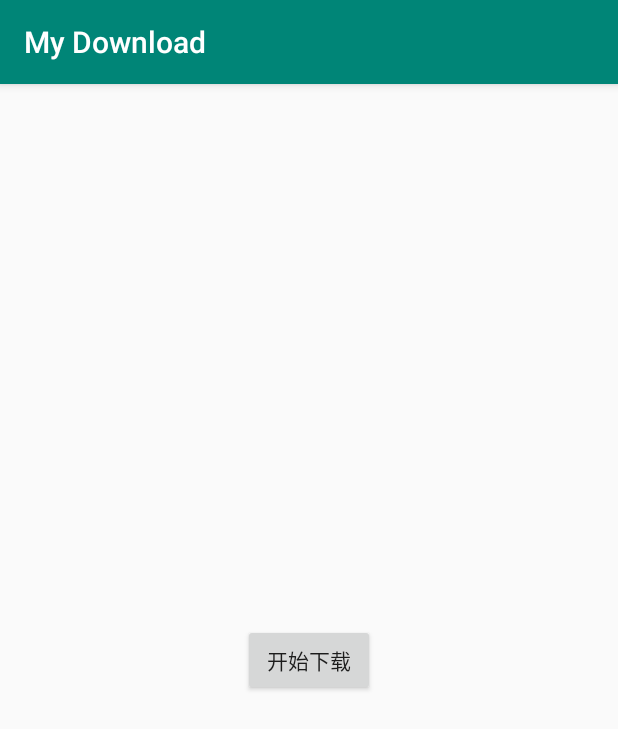
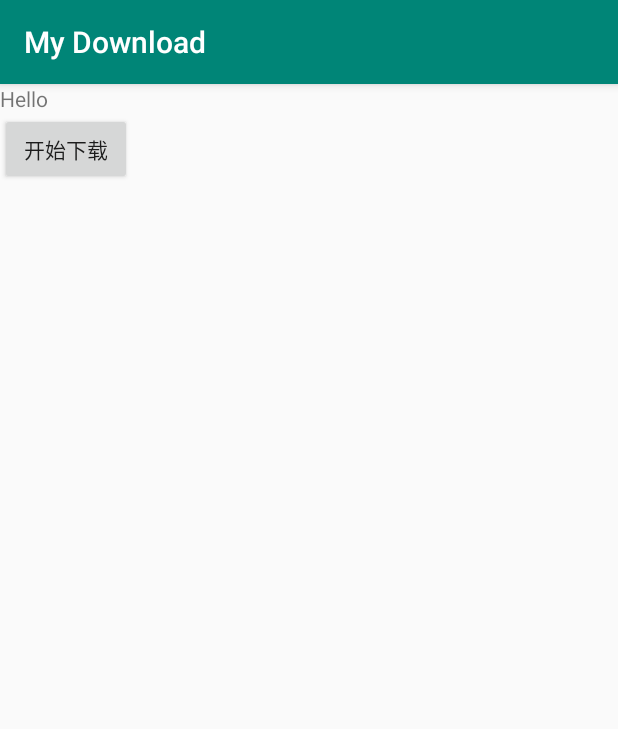
Before and after one commit to yongtiger/android-Download, an Android app: the screen it shows after launch (MainActivity), after a tap on "开始下载", on a phone screen of 412 x 824 dp. Shown: the top 729 px of the screen. Run offline under Robolectric (Android 15) with nearby library versions, the phone set to English and light mode, and no system bars.

Commit message:
[子线程访问UI线程：发送下载结束消息]

```diff
--- a/app/src/main/java/cc/brainbook/study/mydownload/MainActivity.java
+++ b/app/src/main/java/cc/brainbook/study/mydownload/MainActivity.java
@@ -8,6 +8,7 @@ import android.support.v4.content.ContextCompat;
 import android.support.v7.app.AppCompatActivity;
 import android.os.Bundle;
 import android.view.View;
+import android.widget.TextView;
 
 import java.io.File;
 
@@ -16,10 +17,14 @@ import cc.brainbook.study.mydownload.download.HttpURLConnectionDownload;
 public class MainActivity extends AppCompatActivity {
     public static final String DOWNLOAD_PATH = Environment.getExternalStorageDirectory().getAbsolutePath() + "/Downloads/";
 
+    public TextView mTextView;
+
     @Override
     protected void onCreate(Bundle savedInstanceState) {
         super.onCreate(savedInstanceState);
         setContentView(R.layout.activity_main);
+
+        mTextView = findViewById(R.id.tvTextView);
 
         ///Android 6.0以上版本必须动态设置权限
         if (ContextCompat.checkSelfPermission(MainActivity.this,
@@ -32,8 +37,8 @@ public class MainActivity extends AppCompatActivity {
     }
 
     public void startDownload(View view) {
-        ///实例化HttpURLConnectionDownload，并开始下载
-        HttpURLConnectionDownload httpURLConnectionDownload = new HttpURLConnectionDownload();
+        ///实例化HttpURLConnectionDownload时传入Activity引用，方便操作view
+        HttpURLConnectionDownload httpURLConnectionDownload = new HttpURLConnectionDownload(this);
         httpURLConnectionDownload.download("http://23.237.10.182/ljdy_v1.0.1.apk",
                 "ljdy_v1.0.1.apk",
                 DOWNLOAD_PATH);
--- a/app/src/main/java/cc/brainbook/study/mydownload/download/HttpURLConnectionDownload.java
+++ b/app/src/main/java/cc/brainbook/study/mydownload/download/HttpURLConnectionDownload.java
@@ -1,7 +1,12 @@
 package cc.brainbook.study.mydownload.download;
 
+import android.app.Activity;
+import android.content.Context;
+import android.os.Handler;
+import android.os.Message;
+import android.util.Log;
+
 import org.jetbrains.annotations.NotNull;
-import org.jetbrains.annotations.Nullable;
 
 import java.io.BufferedInputStream;
 import java.io.File;
@@ -9,35 +14,30 @@ import java.io.FileNotFoundException;
 import java.io.FileOutputStream;
 import java.io.IOException;
 import java.io.InputStream;
+import java.lang.ref.WeakReference;
 import java.net.HttpURLConnection;
 import java.net.MalformedURLException;
 import java.net.URL;
 
+import cc.brainbook.study.mydownload.MainActivity;
+
 public class HttpURLConnectionDownload {
-    public void download(@NotNull final String fileUrl,
-                         @NotNull final String fileName,
-                         @NotNull final String savePath) {
+    private static final String TAG = "TAG";
+    private static final int DOWNLOAD_COMPLETE = 1;
 
-        download(fileUrl, fileName, savePath, 10000);
-    }
+    private Context mContext;
 
-    public void download(@NotNull final String fileUrl,
-                         @NotNull final String fileName,
-                         @NotNull final String savePath,
-                         final int connectTimeout) {
-        ///网络访问等耗时操作必须在子线程，否则阻塞主线程
-        new Thread(new Runnable() {
-            @Override
-            public void run() {
-                innerDownload(fileUrl, fileName, savePath, connectTimeout);
-            }
-        }).start();
+    public HttpURLConnectionDownload(Context context) {
+        mContext = context;
+        ///注意：外部类成员变量不能初始化为静态内部类实例！此时尚未执行外部类的构造方法，即mContext为null
+        ///所以要在外部类的构造方法中赋值外部类成员变量
+        mHandler = new MyHandler((MainActivity) mContext);
     }
 
     private void innerDownload(@NotNull String fileUrl,
-                         @NotNull String fileName,
-                         @NotNull String savePath,
-                         int connectTimeout) {
+                               @NotNull String fileName,
+                               @NotNull String savePath,
+                               int connectTimeout) {
 
         HttpURLConnection connection = null;
         InputStream inputStream = null;
@@ -68,6 +68,42 @@ public class HttpURLConnectionDownload {
                     ///写入字节缓冲区内容到文件输出流
                     fileOutputStream.write(bytes, 0, length);
                 }
+
+                /* ------------ [子线程访问UI线程：发送下载结束消息] ------------ */
+
+//                ///子线程访问UI线程方式之Activity.runOnUiThread
+//                ((MainActivity) mContext).runOnUiThread(new Runnable() {
+//                    @Override
+//                    public void run() {
+//                        ((MainActivity) mContext).mTextView.setText("DOWNLOAD_COMPLETE");
+//                    }
+//                });
+
+//                ///子线程访问UI线程方式之Handler.post+Runnable
+//                mHandler.post(new Runnable() {
+//                    @Override
+//                    public void run() {
+//                        ((MainActivity) mContext).mTextView.setText("DOWNLOAD_COMPLETE");
+//                    }
+//                });
+
+//                ///子线程访问UI线程方式之Handler.sendMessage
+//                //Message msg = new Message();///不推荐！
+//                Message msg = Message.obtain();///推荐！
+//                msg.what = DOWNLOAD_COMPLETE;
+//                Log.d(TAG, "HttpURLConnectionDownload#innerDownload(): mHandler.sendMessage(msg); msg.what = DOWNLOAD_COMPLETE");
+//                mHandler.sendMessage(msg);
+
+                ///子线程访问UI线程方式之Handler.sendEmptyMessage
+                ///适合当消息中无msg.obj，而仅有msg.what的情况
+//                Log.d(TAG, "HttpURLConnectionDownload#innerDownload(): mHandler.sendEmptyMessage(DOWNLOAD_COMPLETE);");
+//                mHandler.sendEmptyMessage(DOWNLOAD_COMPLETE);
+
+                ///子线程访问UI线程方式之Handler.obtainMessage
+                ///适合当消息中有msg.obj，而还有msg.what的情况
+                Log.d(TAG, "HttpURLConnectionDownload#innerDownload(): mHandler.obtainMessage(DOWNLOAD_COMPLETE, null);");
+                mHandler.obtainMessage(DOWNLOAD_COMPLETE, null).sendToTarget();
+
             }
         } catch (MalformedURLException e) { ///URL
             e.printStackTrace();
@@ -91,4 +127,70 @@ public class HttpURLConnectionDownload {
             }
         }
     }
+
+    public void download(@NotNull final String fileUrl,
+                         @NotNull final String fileName,
+                         @NotNull final String savePath) {
+
+        download(fileUrl, fileName, savePath, 10000);
+    }
+
+    public void download(@NotNull final String fileUrl,
+                         @NotNull final String fileName,
+                         @NotNull final String savePath,
+                         final int connectTimeout) {
+        ///网络访问等耗时操作必须在子线程，否则阻塞主线程
+        new Thread(new Runnable() {
+            @Override
+            public void run() {
+                innerDownload(fileUrl, fileName, savePath, connectTimeout);
+            }
+        }).start();
+    }
+
+    ///注意：This Handler class should be static or leaks might occur (anonymous android.os.Handler)
+//    private Handler mHandler = new Handler() {
+//        @Override
+//        public void handleMessage(Message msg) {
+//            switch (msg.what) {
+//                case DOWNLOAD_COMPLETE:
+//                    Log.d(TAG, "HttpURLConnectionDownload#handleMessage(): msg.what = DOWNLOAD_COMPLETE");
+//
+//                    ///更新UI线程
+//                    ((MainActivity) mContext).mTextView.setText("DOWNLOAD_COMPLETE");
+//
+//                    break;
+//            }
+//            super.handleMessage(msg);
+//        }
+//    };
+    static class MyHandler extends Handler {
+        WeakReference<Activity> mWeakReference;
+
+        MyHandler(Activity activity) {
+            mWeakReference = new WeakReference<>(activity);
+        }
+
+        @Override
+        public void handleMessage(Message msg) {
+            final Activity activity = mWeakReference.get();
+            if (activity != null) {
+                switch (msg.what) {
+                    case DOWNLOAD_COMPLETE:
+                        Log.d(TAG, "HttpURLConnectionDownload#handleMessage(): msg.what = DOWNLOAD_COMPLETE");
+
+                        ///更新UI线程
+                        ((MainActivity) activity).mTextView.setText("DOWNLOAD_COMPLETE");
+
+                        break;
+                }
+            }
+        }
+    }
+
+    ///注意：外部类成员变量不能初始化为静态内部类实例！此时尚未执行外部类的构造方法，即mContext为null
+    ///所以要在外部类的构造方法中赋值外部类成员变量
+//    private Handler mHandler = new MyHandler((MainActivity) mContext);
+    private Handler mHandler;
+
 }
--- a/app/src/main/res/layout/activity_main.xml
+++ b/app/src/main/res/layout/activity_main.xml
@@ -1,19 +1,23 @@
 <?xml version="1.0" encoding="utf-8"?>
-<android.support.constraint.ConstraintLayout xmlns:android="http://schemas.android.com/apk/res/android"
+<LinearLayout xmlns:android="http://schemas.android.com/apk/res/android"
     xmlns:app="http://schemas.android.com/apk/res-auto"
     xmlns:tools="http://schemas.android.com/tools"
     android:layout_width="match_parent"
     android:layout_height="match_parent"
+    android:orientation="vertical"
     tools:context=".MainActivity">
+
+    <TextView
+        android:id="@+id/tvTextView"
+        android:layout_width="wrap_content"
+        android:layout_height="wrap_content"
+        android:text="Hello"/>
 
     <Button
         android:layout_width="wrap_content"
         android:layout_height="wrap_content"
         android:text="开始下载"
         android:onClick="startDownload"
-        app:layout_constraintBottom_toBottomOf="parent"
-        app:layout_constraintLeft_toLeftOf="parent"
-        app:layout_constraintRight_toRightOf="parent"
-        app:layout_constraintTop_toTopOf="parent" />
+        />
 
-</android.support.constraint.ConstraintLayout>
+</LinearLayout>
```
